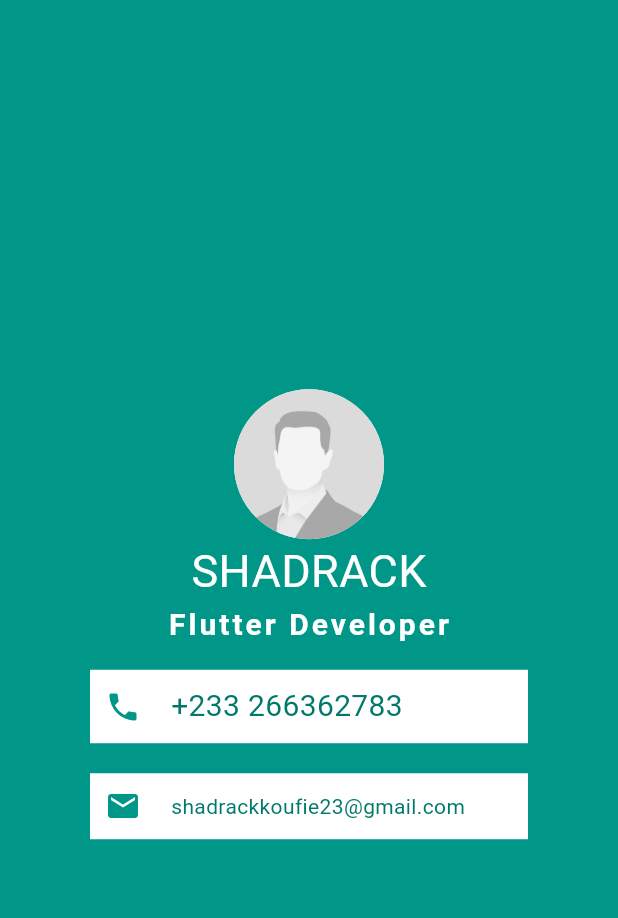
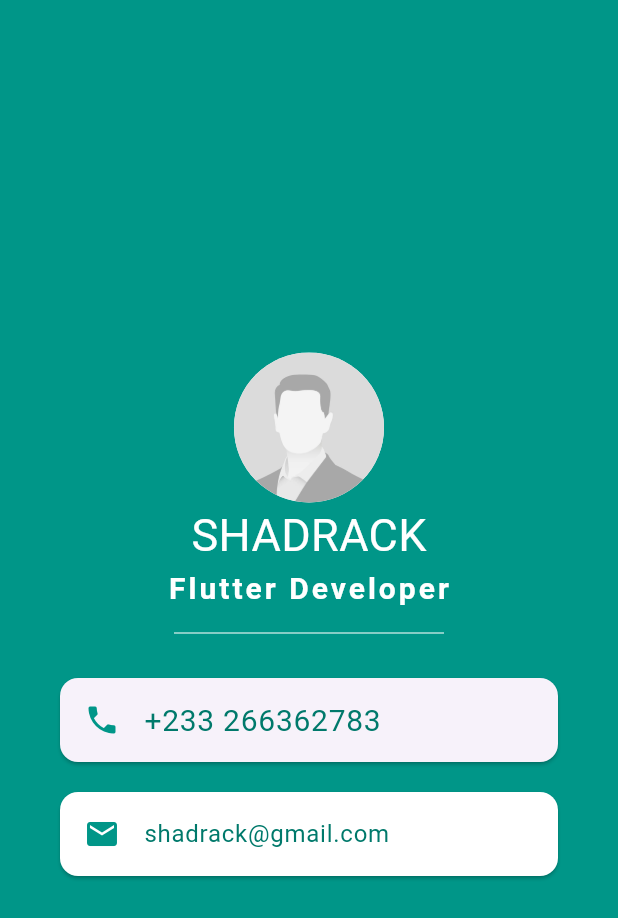
Before and after one commit to Shad-Rack/-Profile-flutter, a Flutter app: the screen it shows after launch, on a phone screen of 412 x 824 dp. Shown: the top 918 px of the screen. Run offline on Flutter 3.47's test engine with Material 3 defaults, Android fonts, the phone set to English and light mode, and no system bars.

Commit message:
Flutter card in place of container

```diff
--- a/lib/main.dart
+++ b/lib/main.dart
@@ -1,7 +1,7 @@
 import 'package:flutter/material.dart';
 
 void main() {
-  runApp(MyApp());
+  runApp(const MyApp());
 }
 
 class MyApp extends StatelessWidget {
@@ -15,14 +15,14 @@ class MyApp extends StatelessWidget {
           child: Column(mainAxisAlignment: MainAxisAlignment.center, children: [
             //Stretch: to open the container from left to right, letting it toch both sides
             //To move all the container to the right side; create an invisible container and make it with infinity (eg. with: doble.infinity) and set mainaxisalignment to "end" attribute
-            CircleAvatar(
+            const CircleAvatar(
               backgroundColor: Colors.white,
               radius: 50.0,
               backgroundImage: AssetImage('assets/profile.jpg'),
             ),
-            Text('SHADRACK',
+            const Text('SHADRACK',
                 style: TextStyle(color: Colors.white, fontSize: 30.0)),
-            Text(
+            const Text(
               'Flutter Developer',
               style: TextStyle(
                   fontSize: 20.0,
@@ -30,47 +30,41 @@ class MyApp extends StatelessWidget {
                   fontWeight: FontWeight.bold,
                   letterSpacing: 2.0),
             ),
-            Container(
-              color: Colors.white,
-              padding: EdgeInsets.all(10.0),
-              margin: EdgeInsets.symmetric(vertical: 15.0, horizontal: 60.0),
-              child: Row(
-                children: [
-                  Icon(
-                    Icons.phone,
-                    color: Colors.teal,
-                  ),
-                  SizedBox(
-                    width: 20.0,
-                  ),
-                  Text(
-                    '+233 266362783',
-                    style:
-                        TextStyle(color: Colors.teal.shade700, fontSize: 20.0),
-                  ),
-                ],
+
+            SizedBox(
+              height: 30.0,
+              width: 180.0,
+              child: Divider(
+                color: Colors.teal.shade100,
+              ),
+            ),
+            Card(
+              margin:
+                  const EdgeInsets.symmetric(vertical: 15.0, horizontal: 40.0),
+              child: ListTile(
+                leading: const Icon(
+                  Icons.phone,
+                  color: Colors.teal,
+                ),
+                title: Text(
+                  '+233 266362783',
+                  style: TextStyle(color: Colors.teal.shade700, fontSize: 20.0),
+                ),
               ),
             ),
 
-            Container(
-              padding: EdgeInsets.all(10.0),
-              margin: EdgeInsets.symmetric(vertical: 5, horizontal: 60),
+            Card(
+              margin: const EdgeInsets.symmetric(vertical: 5, horizontal: 40),
               color: Colors.white,
-              child: Row(
-                children: [
-                  Icon(
+              child: ListTile(
+                  leading: const Icon(
                     Icons.email,
                     color: Colors.teal,
                   ),
-                  SizedBox(
-                    width: 20.0,
-                  ),
-                  Text(
-                    'shadrackkoufie23@gmail.com',
+                  title: Text(
+                    'shadrack@gmail.com',
                     style: TextStyle(color: Colors.teal.shade700),
-                  )
-                ],
-              ),
+                  )),
             )
           ]),
         ),
```
